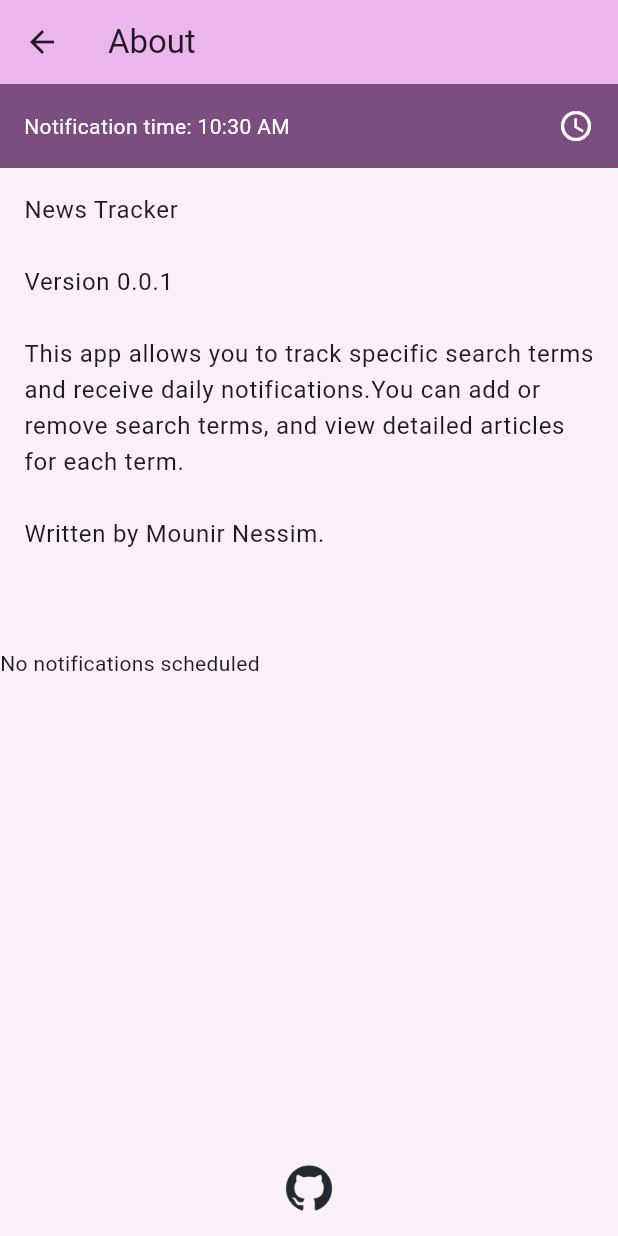
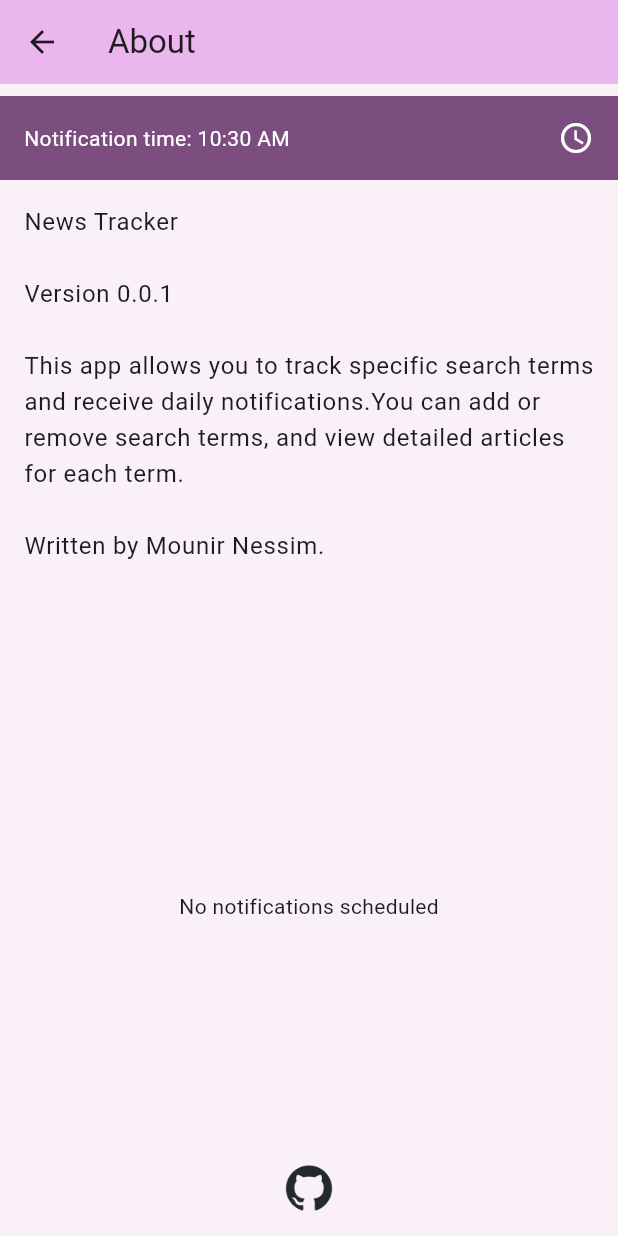
Before and after one commit to mmnessim/news_tracker_flutter, a Flutter app: the screen it shows after launch, in the side drawer, after a tap on "About", on a phone screen of 412 x 824 dp. Run offline on Flutter 3.47's test engine with Material 3 defaults, Android fonts, the phone set to English and light mode, and no system bars; our stand-ins replace flutter_dotenv, flutter_local_notifications, flutter_riverpod, permission_handler, shared_preferences, timezone.

Commit message:
Fix debug notification displaying

```diff
--- a/analysis_options.yaml
+++ b/analysis_options.yaml
@@ -1,3 +1,6 @@
+analyzer:
+  errors:
+    no_leading_underscores_for_local_identifiers: ignore
 include: package:flutter_lints/flutter.yaml
 
 linter:
--- a/lib/about.dart
+++ b/lib/about.dart
@@ -31,10 +31,11 @@ class _AboutPageState extends State<AboutPage> {
         backgroundColor: Theme.of(context).colorScheme.inversePrimary,
         title: const Text('About'),
       ),
-      body: Center(
+      body: SafeArea(
         child: Column(
-          mainAxisAlignment: MainAxisAlignment.start,
+          crossAxisAlignment: CrossAxisAlignment.stretch,
           children: [
+            const SizedBox(height: 8),
             TimePickerRow(),
             Padding(
               padding: const EdgeInsets.all(16.0),
@@ -47,9 +48,12 @@ class _AboutPageState extends State<AboutPage> {
                 style: Theme.of(context).textTheme.bodyLarge,
               ),
             ),
-            NotificationDetails(),
-            const Spacer(),
-            InkWell(
+            // Give NotificationDetails a bounded height so its ListView can layout.
+            const SizedBox(height: 8),
+            Expanded(child: NotificationDetails()),
+            const SizedBox(height: 16),
+            Center(
+              child: InkWell(
                 onTap: () async {
                   await launchUrl(
                     Uri.parse(
@@ -59,6 +63,7 @@ class _AboutPageState extends State<AboutPage> {
                 },
                 child: Image.asset('assets/icon/github-mark.png', height: 32),
               ),
+            ),
             const SizedBox(height: 16),
           ],
         ),
--- a/lib/details.dart
+++ b/lib/details.dart
@@ -1,7 +1,6 @@
 import 'package:flutter/material.dart';
 import 'package:flutter_riverpod/flutter_riverpod.dart';
 import 'package:news_tracker/model/news_response.dart';
-import 'package:news_tracker/providers/news_helper.dart';
 import 'package:news_tracker/view_model/details_view_model.dart';
 import 'package:news_tracker/widgets/page_body_container.dart';
 
@@ -32,7 +31,7 @@ class DetailsPage extends ConsumerWidget {
 
   @override
   Widget build(BuildContext context, WidgetRef ref) {
-    final contentAsync = ref.watch(newsProvider(term));
+    // final contentAsync = ref.watch(newsProvider(term));
     final vm = ref.watch(detailsViewModelProvider(term));
 
     return Scaffold(
--- a/lib/providers/tracked_term_provider_locked.dart
+++ b/lib/providers/tracked_term_provider_locked.dart
@@ -3,6 +3,10 @@ import 'dart:convert';
 
 import 'package:flutter_riverpod/flutter_riverpod.dart';
 import 'package:news_tracker/model/tracked_term.dart';
+import 'package:news_tracker/utils/notifications/initialize_notifications.dart';
+import 'package:news_tracker/utils/notifications/notification_spec.dart';
+import 'package:news_tracker/utils/notifications/schedule_notifications.dart';
+import 'package:news_tracker/utils/notifications/term_notification.dart';
 import 'package:news_tracker/utils/preferences.dart';
 import 'package:uuid/uuid.dart';
 
@@ -46,6 +50,10 @@ class TrackedTermNotifierLocked extends AsyncNotifier<List<TrackedTerm>> {
       print(t);
     }
     state = AsyncValue.data(deserializeTermListHelper(terms));
+    // TODO: Check
+    //await scheduleNotificationFromTerm(termObj, null);
+    final spec = NotificationSpec.fromTerm(term: termObj);
+    await scheduleNotificationWithId(spec, notificationsPlugin);
     await saveSearchTerms(terms);
   }
 
--- a/lib/utils/notifications/notification_spec.dart
+++ b/lib/utils/notifications/notification_spec.dart
@@ -48,7 +48,7 @@ class NotificationSpec {
     );
   }
 
-  NotificationSpec fromTerm({required TrackedTerm term}) {
+  static NotificationSpec fromTerm({required TrackedTerm term}) {
     return NotificationSpec(
       id: term.notificationId,
       title: 'New results for ${term.term}',
--- a/lib/widgets/notification_details.dart
+++ b/lib/widgets/notification_details.dart
@@ -10,35 +10,40 @@ class NotificationDetails extends ConsumerWidget {
   @override
   Widget build(BuildContext context, WidgetRef ref) {
     final notificationAsync = ref.watch(notificationProvider);
-    return Row(
+
+    return Column(
       children: [
-        notificationAsync.when(
-          loading: () => CircularProgressIndicator(),
-          error: (err, stack) => Text('Error: $err'),
-          data: (notifications) {
-            for (var n in notifications) {
-              return Expanded(
-                child: Padding(
-                  padding: const EdgeInsets.all(8.0),
-                  child: Text(
-                    'ID: ${n.id}\nPayload: ${n.payload}\nTitle: ${n.title}',
-                  ),
-                ),
+        Expanded(
+          child: notificationAsync.when(
+            loading: () => const Center(child: CircularProgressIndicator()),
+            error: (err, stack) => Center(child: Text('Error: $err')),
+            data: (notifications) {
+              if (notifications.isEmpty) {
+                return const Center(child: Text('No notifications scheduled'));
+              }
+              return ListView.separated(
+                padding: const EdgeInsets.all(8.0),
+                itemCount: notifications.length,
+                separatorBuilder: (_, __) => const Divider(),
+                itemBuilder: (context, index) {
+                  final n = notifications[index];
+                  return Padding(
+                    padding: const EdgeInsets.symmetric(vertical: 6.0),
+                    child: Text(
+                      'ID: ${n.id}\nPayload: ${n.payload}\nTitle: ${n.title}',
+                    ),
+                  );
+                },
               );
-            }
-
-            if (notifications.isEmpty) {
-              return Text('No notifications scheduled');
-            } else {
-              return SizedBox(width: 1);
-            }
-          },
+            },
+          ),
         ),
       ],
     );
   }
 }
 
+@Deprecated('Use NotificationDetails instead')
 class _NotificationDetails extends StatelessWidget {
   final int id;
 
```
Lines whose indentation alone changed are shown as unchanged.
